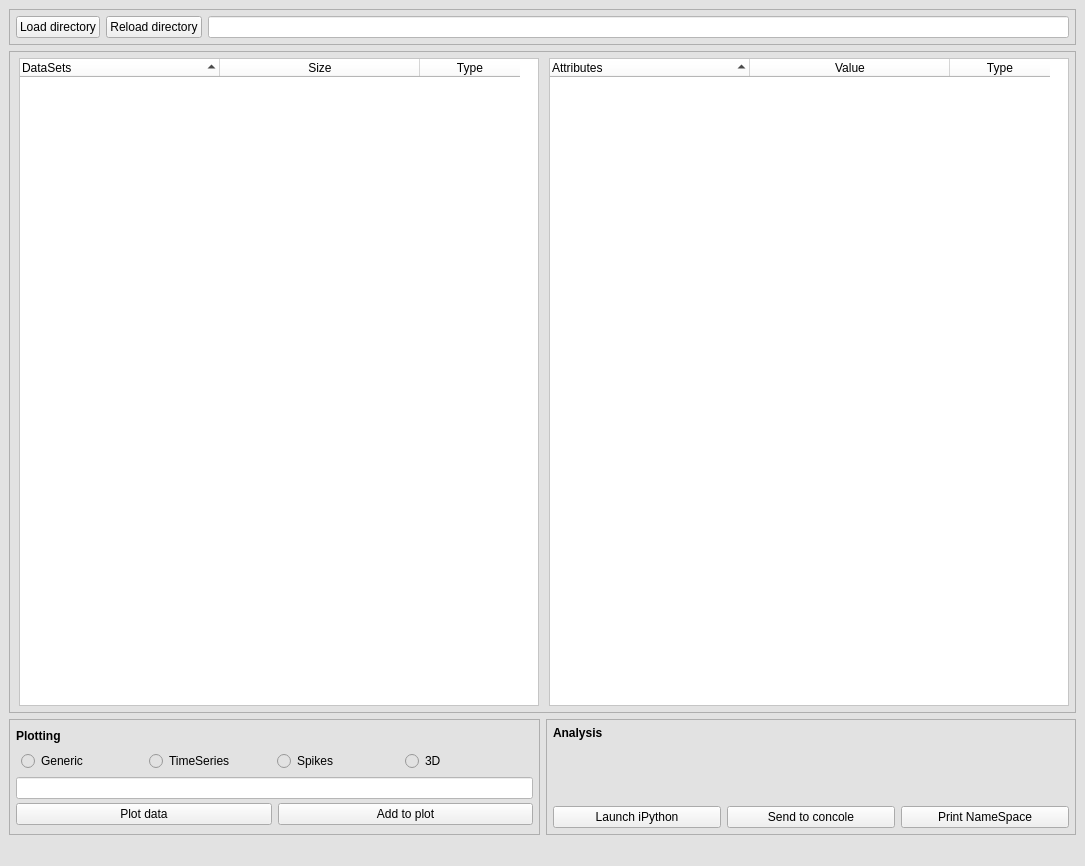
Before: the Qt Designer form hdf5_manager.ui in mgraupe/hdf5Manager, drawn with Qt 5.
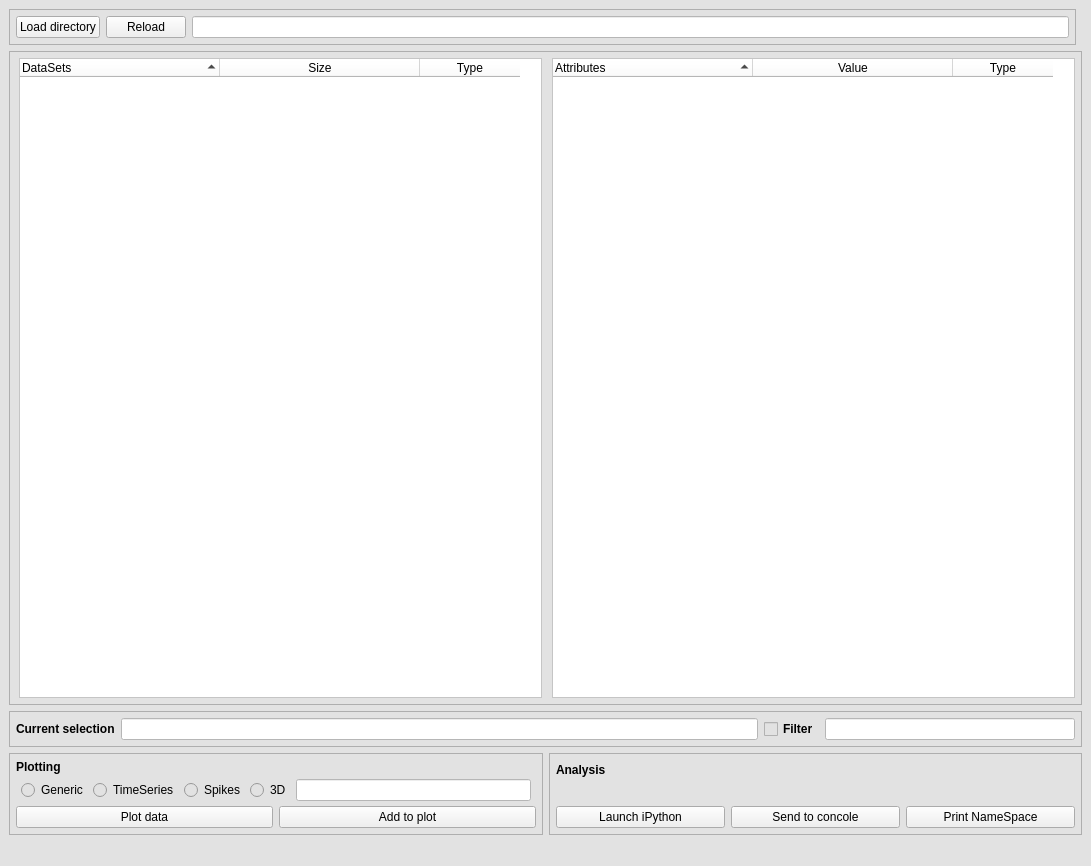
After: the same form once the commit is applied.

Commit message: Added display of currently selected group or dataset. Started to work on implementation of a filter function.

The edit to the form file:
```diff
--- a/hdf5_manager.ui
+++ b/hdf5_manager.ui
@@ -6,7 +6,7 @@
    <rect>
     <x>0</x>
     <y>0</y>
-    <width>1085</width>
+    <width>1091</width>
     <height>866</height>
    </rect>
   </property>
@@ -30,7 +30,7 @@
   </property>
   <widget class="QWidget" name="centralwidget">
    <layout class="QGridLayout" name="gridLayout_3">
-    <item row="1" column="0" colspan="2">
+    <item row="0" column="0">
      <widget class="QFrame" name="gridFrame">
       <property name="minimumSize">
        <size>
@@ -41,169 +41,41 @@
       <property name="frameShape">
        <enum>QFrame::StyledPanel</enum>
       </property>
-      <layout class="QGridLayout" name="gridLayout_8">
-       <property name="leftMargin">
-        <number>9</number>
-       </property>
-       <property name="topMargin">
-        <number>6</number>
-       </property>
-       <property name="rightMargin">
-        <number>6</number>
-       </property>
-       <property name="bottomMargin">
+      <layout class="QGridLayout" name="gridLayout">
+       <property name="margin">
         <number>6</number>
        </property>
        <item row="0" column="0">
         <widget class="QWidget" name="horizontalWidget" native="true">
-         <layout class="QHBoxLayout" name="horizontalLayout">
-          <property name="spacing">
-           <number>10</number>
-          </property>
+         <layout class="QHBoxLayout" name="horizontalLayout_2">
           <property name="margin">
            <number>0</number>
           </property>
           <item>
-           <widget class="QTreeWidget" name="dataSetTree">
+           <widget class="QPushButton" name="loadDirectoryBtn">
             <property name="styleSheet">
-             <string notr="true">background-color: rgb(255, 255, 255);</string>
+             <string notr="true">background-color: rgb(240, 240, 240);</string>
             </property>
-            <property name="frameShadow">
-             <enum>QFrame::Sunken</enum>
+            <property name="text">
+             <string>Load directory</string>
             </property>
-            <property name="midLineWidth">
-             <number>0</number>
+           </widget>
+          </item>
+          <item>
+           <widget class="QPushButton" name="reloadDirectoryBtn">
+            <property name="styleSheet">
+             <string notr="true">background-color: rgb(240, 240, 240);</string>
             </property>
-            <property name="sortingEnabled">
-             <bool>true</bool>
+            <property name="text">
+             <string>Reload</string>
             </property>
-            <property name="animated">
-             <bool>true</bool>
-            </property>
-            <attribute name="headerVisible">
-             <bool>true</bool>
-            </attribute>
-            <attribute name="headerCascadingSectionResizes">
-             <bool>false</bool>
-            </attribute>
-            <attribute name="headerDefaultSectionSize">
-             <number>200</number>
-            </attribute>
-            <attribute name="headerMinimumSectionSize">
-             <number>20</number>
-            </attribute>
-            <attribute name="headerStretchLastSection">
-             <bool>false</bool>
-            </attribute>
-            <column>
-             <property name="text">
-              <string>DataSets</string>
-             </property>
-            </column>
-            <column>
-             <property name="text">
-              <string>Size</string>
-             </property>
-             <property name="textAlignment">
-              <set>AlignHCenter|AlignVCenter|AlignCenter</set>
-             </property>
-            </column>
-            <column>
-             <property name="text">
-              <string>Type</string>
-             </property>
-             <property name="textAlignment">
-              <set>AlignHCenter|AlignVCenter|AlignCenter</set>
-             </property>
-            </column>
            </widget>
           </item>
           <item>
-           <widget class="QTreeWidget" name="attributesTree">
-            <property name="contextMenuPolicy">
-             <enum>Qt::CustomContextMenu</enum>
-            </property>
+           <widget class="QLineEdit" name="workingDirectory">
             <property name="styleSheet">
              <string notr="true">background-color: rgb(255, 255, 255);</string>
             </property>
-            <property name="frameShadow">
-             <enum>QFrame::Sunken</enum>
-            </property>
-            <property name="editTriggers">
-             <set>QAbstractItemView::AllEditTriggers</set>
-            </property>
-            <property name="showDropIndicator" stdset="0">
-             <bool>true</bool>
-            </property>
-            <property name="dragEnabled">
-             <bool>false</bool>
-            </property>
-            <property name="dragDropOverwriteMode">
-             <bool>false</bool>
-            </property>
-            <property name="dragDropMode">
-             <enum>QAbstractItemView::NoDragDrop</enum>
-            </property>
-            <property name="defaultDropAction">
-             <enum>Qt::CopyAction</enum>
-            </property>
-            <property name="selectionMode">
-             <enum>QAbstractItemView::ExtendedSelection</enum>
-            </property>
-            <property name="selectionBehavior">
-             <enum>QAbstractItemView::SelectItems</enum>
-            </property>
-            <property name="autoExpandDelay">
-             <number>-1</number>
-            </property>
-            <property name="indentation">
-             <number>20</number>
-            </property>
-            <property name="itemsExpandable">
-             <bool>true</bool>
-            </property>
-            <property name="sortingEnabled">
-             <bool>true</bool>
-            </property>
-            <property name="animated">
-             <bool>true</bool>
-            </property>
-            <property name="columnCount">
-             <number>3</number>
-            </property>
-            <attribute name="headerDefaultSectionSize">
-             <number>200</number>
-            </attribute>
-            <attribute name="headerMinimumSectionSize">
-             <number>20</number>
-            </attribute>
-            <attribute name="headerShowSortIndicator" stdset="0">
-             <bool>true</bool>
-            </attribute>
-            <attribute name="headerStretchLastSection">
-             <bool>false</bool>
-            </attribute>
-            <column>
-             <property name="text">
-              <string>Attributes</string>
-             </property>
-            </column>
-            <column>
-             <property name="text">
-              <string>Value</string>
-             </property>
-             <property name="textAlignment">
-              <set>AlignHCenter|AlignVCenter|AlignCenter</set>
-             </property>
-            </column>
-            <column>
-             <property name="text">
-              <string>Type</string>
-             </property>
-             <property name="textAlignment">
-              <set>AlignHCenter|AlignVCenter|AlignCenter</set>
-             </property>
-            </column>
            </widget>
           </item>
          </layout>
@@ -212,7 +84,7 @@
       </layout>
      </widget>
     </item>
-    <item row="2" column="0" colspan="2">
+    <item row="3" column="0" colspan="2">
      <widget class="QFrame" name="gridFrame">
       <property name="minimumSize">
        <size>
@@ -286,13 +158,13 @@
                  <number>5</number>
                 </property>
                 <property name="topMargin">
-                 <number>2</number>
+                 <number>3</number>
                 </property>
                 <property name="rightMargin">
                  <number>5</number>
                 </property>
                 <property name="bottomMargin">
-                 <number>2</number>
+                 <number>3</number>
                 </property>
                 <item>
                  <widget class="QRadioButton" name="genericRadioBtn">
@@ -334,16 +206,16 @@
                   </attribute>
                  </widget>
                 </item>
+                <item>
+                 <widget class="QLineEdit" name="dataSetSelection">
+                  <property name="styleSheet">
+                   <string notr="true">background-color: rgb(255, 255, 255);</string>
+                  </property>
+                 </widget>
+                </item>
                </layout>
               </widget>
              </item>
-             <item row="2" column="0">
-              <widget class="QLineEdit" name="dataSetSelection">
-               <property name="styleSheet">
-                <string notr="true">background-color: rgb(255, 255, 255);</string>
-               </property>
-              </widget>
-             </item>
              <item row="3" column="0">
               <widget class="QWidget" name="horizontalWidget" native="true">
                <layout class="QHBoxLayout" name="horizontalLayout_3">
@@ -385,7 +257,7 @@
              <property name="margin">
               <number>6</number>
              </property>
-             <item row="3" column="0">
+             <item row="2" column="0">
               <widget class="QWidget" name="horizontalWidget" native="true">
                <layout class="QHBoxLayout" name="horizontalLayout_6">
                 <property name="margin">
@@ -437,22 +309,6 @@
                </property>
               </widget>
              </item>
-             <item row="2" column="0">
-              <spacer name="verticalSpacer">
-               <property name="orientation">
-                <enum>Qt::Vertical</enum>
-               </property>
-               <property name="sizeType">
-                <enum>QSizePolicy::Maximum</enum>
-               </property>
-               <property name="sizeHint" stdset="0">
-                <size>
-                 <width>20</width>
-                 <height>40</height>
-                </size>
-               </property>
-              </spacer>
-             </item>
              <item row="1" column="0">
               <spacer name="horizontalSpacer">
                <property name="orientation">
@@ -475,7 +331,7 @@
       </layout>
      </widget>
     </item>
-    <item row="0" column="0" colspan="2">
+    <item row="1" column="0" colspan="2">
      <widget class="QFrame" name="gridFrame">
       <property name="minimumSize">
        <size>
@@ -486,38 +342,242 @@
       <property name="frameShape">
        <enum>QFrame::StyledPanel</enum>
       </property>
-      <layout class="QGridLayout" name="gridLayout">
+      <layout class="QGridLayout" name="gridLayout_8">
+       <property name="leftMargin">
+        <number>9</number>
+       </property>
+       <property name="topMargin">
+        <number>6</number>
+       </property>
+       <property name="rightMargin">
+        <number>6</number>
+       </property>
+       <property name="bottomMargin">
+        <number>6</number>
+       </property>
+       <item row="0" column="0">
+        <widget class="QWidget" name="horizontalWidget" native="true">
+         <layout class="QHBoxLayout" name="horizontalLayout">
+          <property name="spacing">
+           <number>10</number>
+          </property>
+          <property name="margin">
+           <number>0</number>
+          </property>
+          <item>
+           <widget class="QTreeWidget" name="dataSetTree">
+            <property name="styleSheet">
+             <string notr="true">background-color: rgb(255, 255, 255);</string>
+            </property>
+            <property name="frameShadow">
+             <enum>QFrame::Sunken</enum>
+            </property>
+            <property name="midLineWidth">
+             <number>0</number>
+            </property>
+            <property name="sortingEnabled">
+             <bool>true</bool>
+            </property>
+            <property name="animated">
+             <bool>true</bool>
+            </property>
+            <attribute name="headerVisible">
+             <bool>true</bool>
+            </attribute>
+            <attribute name="headerCascadingSectionResizes">
+             <bool>false</bool>
+            </attribute>
+            <attribute name="headerDefaultSectionSize">
+             <number>200</number>
+            </attribute>
+            <attribute name="headerMinimumSectionSize">
+             <number>20</number>
+            </attribute>
+            <attribute name="headerStretchLastSection">
+             <bool>false</bool>
+            </attribute>
+            <column>
+             <property name="text">
+              <string>DataSets</string>
+             </property>
+            </column>
+            <column>
+             <property name="text">
+              <string>Size</string>
+             </property>
+             <property name="textAlignment">
+              <set>AlignHCenter|AlignVCenter|AlignCenter</set>
+             </property>
+            </column>
+            <column>
+             <property name="text">
+              <string>Type</string>
+             </property>
+             <property name="textAlignment">
+              <set>AlignHCenter|AlignVCenter|AlignCenter</set>
+             </property>
+            </column>
+           </widget>
+          </item>
+          <item>
+           <widget class="QTreeWidget" name="attributesTree">
+            <property name="contextMenuPolicy">
+             <enum>Qt::CustomContextMenu</enum>
+            </property>
+            <property name="styleSheet">
+             <string notr="true">background-color: rgb(255, 255, 255);</string>
+            </property>
+            <property name="frameShadow">
+             <enum>QFrame::Sunken</enum>
+            </property>
+            <property name="editTriggers">
+             <set>QAbstractItemView::AllEditTriggers</set>
+            </property>
+            <property name="showDropIndicator" stdset="0">
+             <bool>true</bool>
+            </property>
+            <property name="dragEnabled">
+             <bool>false</bool>
+            </property>
+            <property name="dragDropOverwriteMode">
+             <bool>false</bool>
+            </property>
+            <property name="dragDropMode">
+             <enum>QAbstractItemView::NoDragDrop</enum>
+            </property>
+            <property name="defaultDropAction">
+             <enum>Qt::CopyAction</enum>
+            </property>
+            <property name="selectionMode">
+             <enum>QAbstractItemView::ExtendedSelection</enum>
+            </property>
+            <property name="selectionBehavior">
+             <enum>QAbstractItemView::SelectItems</enum>
+            </property>
+            <property name="autoExpandDelay">
+             <number>-1</number>
+            </property>
+            <property name="indentation">
+             <number>20</number>
+            </property>
+            <property name="itemsExpandable">
+             <bool>true</bool>
+            </property>
+            <property name="sortingEnabled">
+             <bool>true</bool>
+            </property>
+            <property name="animated">
+             <bool>true</bool>
+            </property>
+            <property name="columnCount">
+             <number>3</number>
+            </property>
+            <attribute name="headerDefaultSectionSize">
+             <number>200</number>
+            </attribute>
+            <attribute name="headerMinimumSectionSize">
+             <number>20</number>
+            </attribute>
+            <attribute name="headerShowSortIndicator" stdset="0">
+             <bool>true</bool>
+            </attribute>
+            <attribute name="headerStretchLastSection">
+             <bool>false</bool>
+            </attribute>
+            <column>
+             <property name="text">
+              <string>Attributes</string>
+             </property>
+            </column>
+            <column>
+             <property name="text">
+              <string>Value</string>
+             </property>
+             <property name="textAlignment">
+              <set>AlignHCenter|AlignVCenter|AlignCenter</set>
+             </property>
+            </column>
+            <column>
+             <property name="text">
+              <string>Type</string>
+             </property>
+             <property name="textAlignment">
+              <set>AlignHCenter|AlignVCenter|AlignCenter</set>
+             </property>
+            </column>
+           </widget>
+          </item>
+         </layout>
+        </widget>
+       </item>
+      </layout>
+     </widget>
+    </item>
+    <item row="2" column="0" colspan="2">
+     <widget class="QFrame" name="gridFrame">
+      <property name="minimumSize">
+       <size>
+        <width>30</width>
+        <height>0</height>
+       </size>
+      </property>
+      <property name="frameShape">
+       <enum>QFrame::StyledPanel</enum>
+      </property>
+      <layout class="QGridLayout" name="gridLayout_2">
        <property name="margin">
         <number>6</number>
        </property>
        <item row="0" column="0">
         <widget class="QWidget" name="horizontalWidget" native="true">
-         <layout class="QHBoxLayout" name="horizontalLayout_2">
+         <layout class="QHBoxLayout" name="horizontalLayout_4">
+          <property name="spacing">
+           <number>6</number>
+          </property>
           <property name="margin">
            <number>0</number>
           </property>
           <item>
-           <widget class="QPushButton" name="loadDirectoryBtn">
-            <property name="styleSheet">
-             <string notr="true">background-color: rgb(240, 240, 240);</string>
+           <widget class="QLabel" name="label">
+            <property name="font">
+             <font>
+              <weight>75</weight>
+              <bold>true</bold>
+             </font>
             </property>
             <property name="text">
-             <string>Load directory</string>
+             <string>Current selection</string>
             </property>
            </widget>
           </item>
           <item>
-           <widget class="QPushButton" name="reloadDirectoryBtn">
+           <widget class="QLineEdit" name="currentSelectionValue">
             <property name="styleSheet">
-             <string notr="true">background-color: rgb(240, 240, 240);</string>
+             <string notr="true">background-color: rgb(255, 255, 255);</string>
             </property>
+           </widget>
+          </item>
+          <item>
+           <widget class="QCheckBox" name="checkBox">
+            <property name="font">
+             <font>
+              <weight>75</weight>
+              <bold>true</bold>
+             </font>
+            </property>
             <property name="text">
-             <string>Reload directory</string>
+             <string>Filter</string>
             </property>
            </widget>
           </item>
           <item>
-           <widget class="QLineEdit" name="workingDirectory">
+           <widget class="QLineEdit" name="currentFilterValue">
+            <property name="maximumSize">
+             <size>
+              <width>250</width>
+              <height>16777215</height>
+             </size>
+            </property>
             <property name="styleSheet">
              <string notr="true">background-color: rgb(255, 255, 255);</string>
             </property>
@@ -536,7 +596,7 @@
     <rect>
      <x>0</x>
      <y>0</y>
-     <width>1085</width>
+     <width>1091</width>
      <height>25</height>
     </rect>
    </property>
```
The commit also changes 2 other files.
